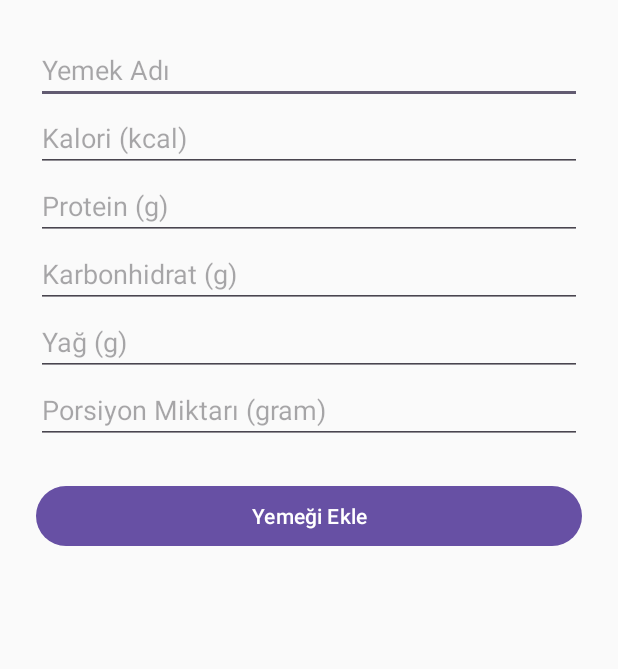
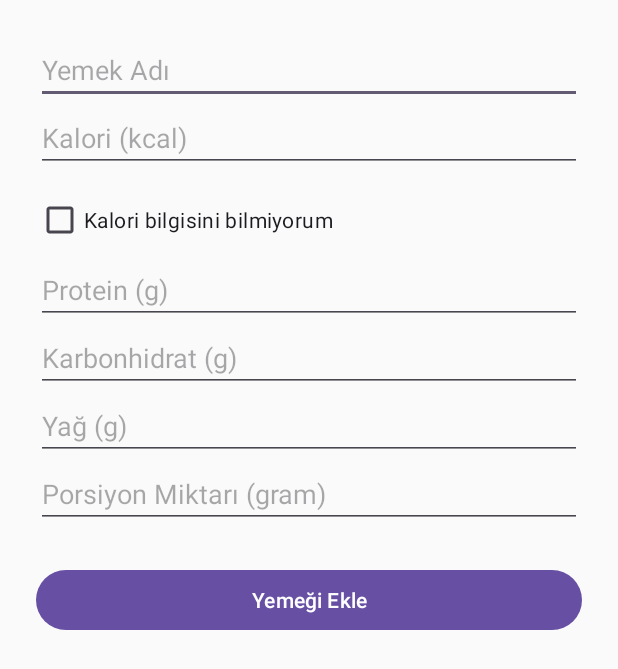
Before and after one commit to yegezici/CalorEase, an Android app: the CustomMealActivity screen opened directly, with no data from a screen before it, after a tap on "Yemeği Ekle", on a phone screen of 412 x 824 dp. Shown: the top 669 px of the screen. Run offline under Robolectric (Android 15) with nearby library versions, the phone set to English and light mode, and no system bars; our stand-ins replace Firebase (no records; nobody signed in at launch, a user with empty details on screens opened directly).

Commit message:
custom meal menu changed

```diff
--- a/app/src/main/java/com/example/calorease/CustomMealActivity.java
+++ b/app/src/main/java/com/example/calorease/CustomMealActivity.java
@@ -1,7 +1,10 @@
 package com.example.calorease;
 
 import android.os.Bundle;
+import android.text.Editable;
+import android.text.TextWatcher;
 import android.widget.Button;
+import android.widget.CheckBox;
 import android.widget.EditText;
 import android.widget.Toast;
 
@@ -18,6 +21,7 @@ public class CustomMealActivity extends AppCompatActivity {
 
     private EditText editName, editCalories, editProtein, editCarbs, editFat, editQuantity;
     private Button btnSave;
+    private CheckBox checkboxUnknownCalories;
 
     private String mealCategory;
 
@@ -36,8 +40,38 @@ public class CustomMealActivity extends AppCompatActivity {
         editFat = findViewById(R.id.edit_fat);
         editQuantity = findViewById(R.id.edit_quantity);
         btnSave = findViewById(R.id.btn_save_custom_meal);
+        checkboxUnknownCalories = findViewById(R.id.checkbox_unknown_calories);
+
+        checkboxUnknownCalories.setOnCheckedChangeListener((buttonView, isChecked) -> {
+            editCalories.setEnabled(!isChecked);
+            if (isChecked) {
+                calculateCalories();
+            }
+        });
+
+        TextWatcher watcher = new TextWatcher() {
+            @Override public void beforeTextChanged(CharSequence s, int start, int count, int after) {}
+            @Override public void onTextChanged(CharSequence s, int start, int before, int count) {
+                if (checkboxUnknownCalories.isChecked()) {
+                    calculateCalories();
+                }
+            }
+            @Override public void afterTextChanged(Editable s) {}
+        };
+
+        editProtein.addTextChangedListener(watcher);
+        editCarbs.addTextChangedListener(watcher);
+        editFat.addTextChangedListener(watcher);
 
         btnSave.setOnClickListener(v -> saveMeal());
+    }
+
+    private void calculateCalories() {
+        int protein = parseInt(editProtein);
+        int carbs = parseInt(editCarbs);
+        int fat = parseInt(editFat);
+        int totalCalories = (protein * 4) + (carbs * 4) + (fat * 9);
+        editCalories.setText(String.valueOf(totalCalories));
     }
 
     private void saveMeal() {
@@ -48,7 +82,9 @@ public class CustomMealActivity extends AppCompatActivity {
         int fat = parseInt(editFat);
         int quantity = parseInt(editQuantity);
 
-        if (name.isEmpty() || quantity <= 0 || calories <= 0) {
+        boolean autoCalculated = checkboxUnknownCalories.isChecked();
+
+        if (name.isEmpty() || quantity <= 0 || (!autoCalculated && calories <= 0)) {
             Toast.makeText(this, "Lütfen tüm alanları doğru doldurun", Toast.LENGTH_SHORT).show();
             return;
         }
--- a/app/src/main/res/layout/activity_custom_meal.xml
+++ b/app/src/main/res/layout/activity_custom_meal.xml
@@ -22,6 +22,14 @@
             android:layout_height="wrap_content"
             android:hint="Kalori (kcal)"
             android:inputType="number" />
+
+        <!-- ✅ Yeni eklendi -->
+        <CheckBox
+            android:id="@+id/checkbox_unknown_calories"
+            android:layout_width="wrap_content"
+            android:layout_height="wrap_content"
+            android:text="Kalori bilgisini bilmiyorum"
+            android:layout_marginTop="8dp" />
 
         <EditText
             android:id="@+id/edit_protein"
```
